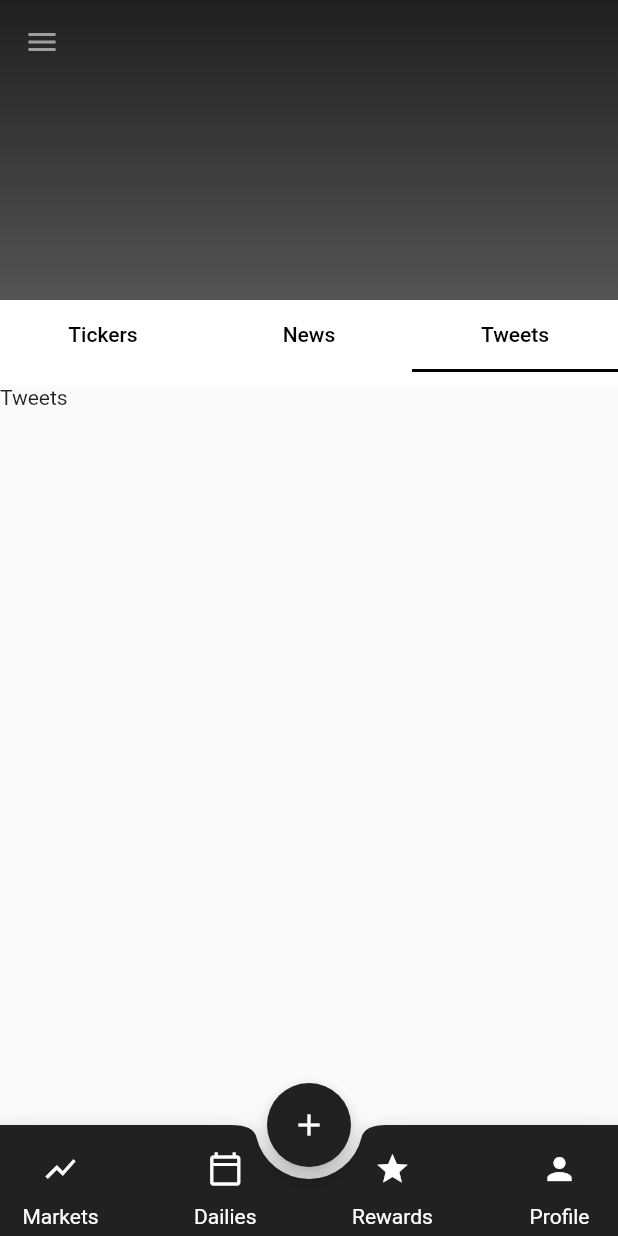
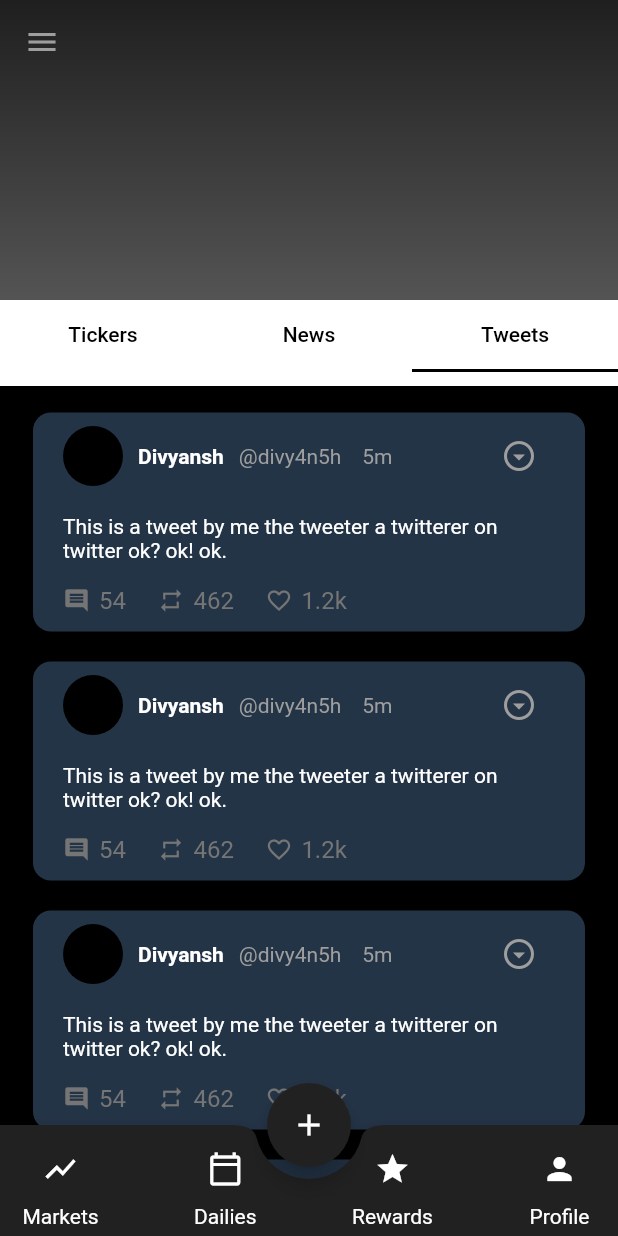
Before and after one commit to diivi/triangle-app, a Flutter app: the screen it shows once a user with an empty profile is signed in, tab 3 chosen, on a phone screen of 412 x 824 dp. Run offline on Flutter 3.47's test engine with Material 2 defaults, Android fonts, the light colour scheme and no system bars; our stand-ins replace firebase_auth, firebase_core; missing offline and left inert: flutterfire_ui; accounts and stored records are empty; network calls fail.

Commit message:
news and tweets

```diff
--- a/lib/components/tweets.dart
+++ b/lib/components/tweets.dart
@@ -11,7 +11,99 @@ class _TweetsTabState extends State<TweetsTab> {
   @override
   Widget build(BuildContext context) {
     return Container(
-      child: Text('Tweets'),
+      color: Colors.black,
+      padding: const EdgeInsets.symmetric(horizontal: 12,vertical: 8),
+      child: ListView.builder(
+        itemBuilder: (context, index) {
+          return Container(
+            decoration: const BoxDecoration(
+              color: Color(0xFF243447),
+              borderRadius: BorderRadius.all(Radius.circular(12)),
+            ),
+            margin: const EdgeInsets.all(10),
+            child: Row(
+              crossAxisAlignment: CrossAxisAlignment.start,
+              children: [
+                Expanded(
+                  child: Column(
+                    children: [
+                      Container(
+                        margin: const EdgeInsets.symmetric(
+                            horizontal: 20, vertical: 5),
+                        child: Row(
+                          children: [
+                            const CircleAvatar(
+                              backgroundColor: Colors.black,
+                            ),
+                            Container(
+                              margin: const EdgeInsets.symmetric(horizontal: 10),
+                              child: const Text('Divyansh',
+                                  style: TextStyle(
+                                      color: Colors.white,
+                                      fontWeight: FontWeight.bold)),
+                            ),
+                            const Text(
+                              '@divy4n5h    5m',
+                              style: TextStyle(color: Colors.grey),
+                            ),
+                            const Spacer(),
+                            IconButton(
+                                onPressed: () {},
+                                icon: const Icon(
+                                  Icons.arrow_drop_down_circle_outlined,
+                                  color: Colors.grey,
+                                ))
+                          ],
+                        ),
+                      ),
+                      Container(
+                          margin:
+                              EdgeInsets.symmetric(horizontal: 20, vertical: 10),
+                          child: const Text(
+                            'This is a tweet by me the tweeter a twitterer on twitter ok? ok! ok.',
+                            overflow: TextOverflow.clip,
+                            style: TextStyle(color: Colors.white),
+                          )),
+                      Container(
+                        margin: const EdgeInsets.symmetric(horizontal: 20),
+                        child: Container(
+                          margin: EdgeInsets.only(bottom: 5),
+                          child: Row(
+                            children: [
+                              tweetButton(Icons.comment, '54'),
+                              tweetButton(Icons.repeat, '462'),
+                              tweetButton(Icons.favorite_border, '1.2k'),
+                            ],
+                          ),
+                        ),
+                      )
+                    ],
+                  ),
+                ),
+              ],
+            ),
+          );
+        },
+        itemCount: 20,
+      ),
     );
   }
 }
+
+Widget tweetButton(IconData icon, String text) {
+  return Container(
+    margin: const EdgeInsets.only(right: 15),
+    child: Row(
+      children: [
+        Icon(icon, size: 18, color: Colors.grey[600]),
+        Container(
+          margin: const EdgeInsets.all(6),
+          child: Text(
+            text,
+            style: TextStyle(color: Colors.grey[600], fontSize: 16),
+          ),
+        )
+      ],
+    ),
+  );
+}
--- a/lib/main.dart
+++ b/lib/main.dart
@@ -100,6 +100,7 @@ class _TriangleAppState extends State<TriangleApp> {
   @override
   Widget build(BuildContext context) {
     return Scaffold(
+      extendBody: true,
       extendBodyBehindAppBar: true,
       drawer: NavigationDrawerWidget(),
       appBar: AppBar(
```
Also changed, not shown: lib/components/news.dart (+43 -2 lines).
